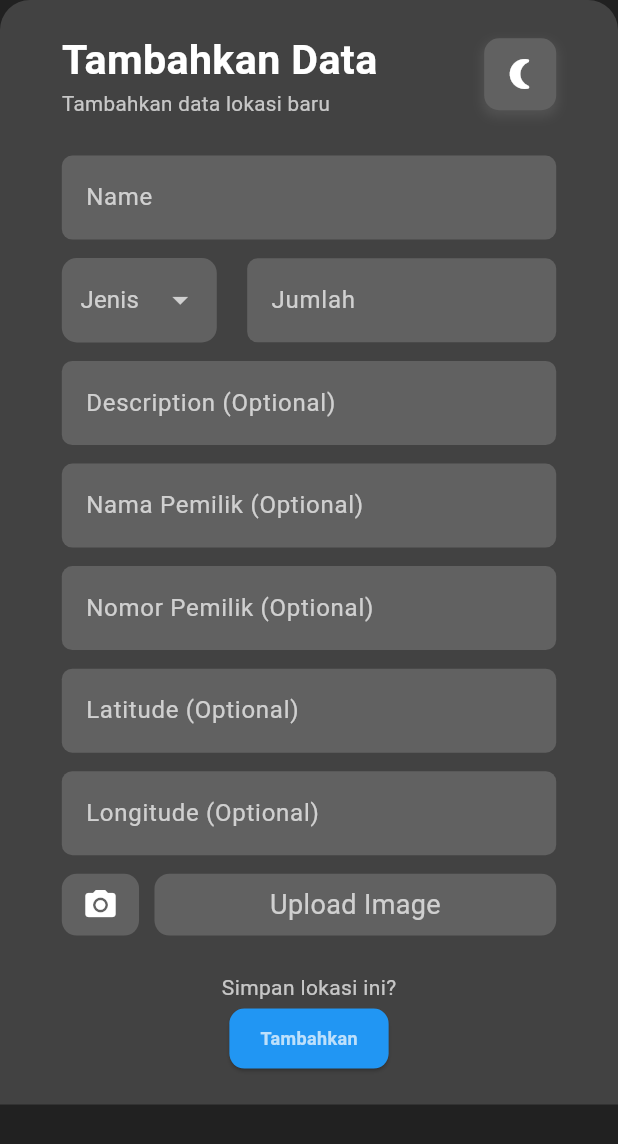
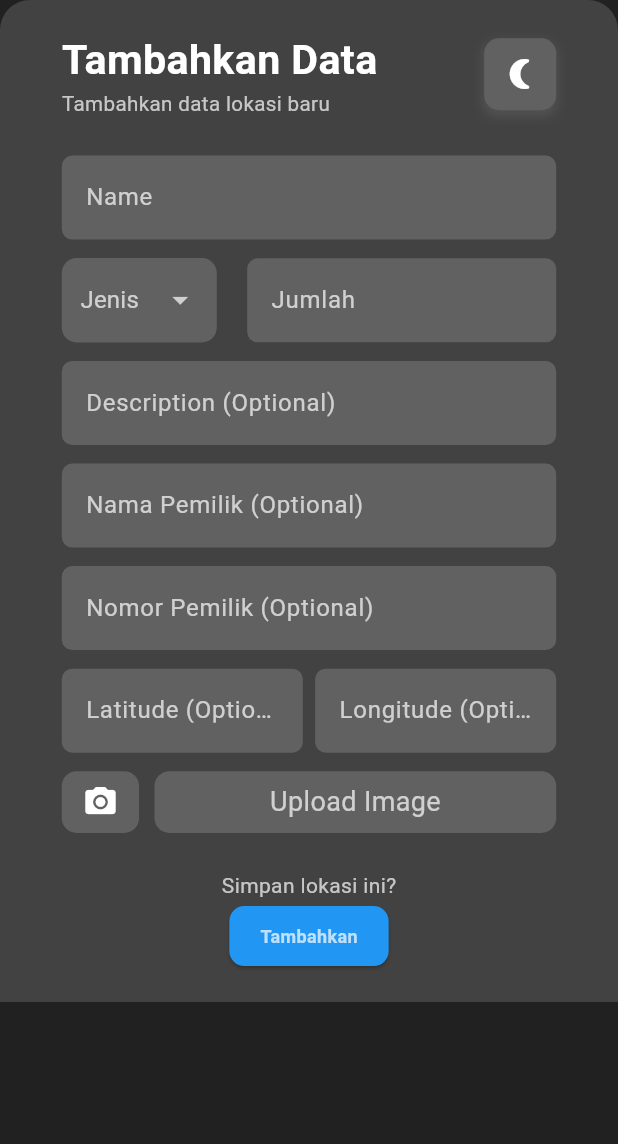
Before and after one commit to izasoerya/agrihub, a Flutter app: the ModalBottomSheet widget shown alone on an empty page, opened directly, on a phone screen of 412 x 824 dp. Shown: the top 1144 px of the screen. Run offline on Flutter 3.47's test engine with Material 3 defaults, Android fonts, the phone set to English and light mode, and no system bars; our stand-ins replace device_info_plus, file_picker, flutter_bloc, flutter_dotenv, flutter_screenutil, geolocator and 4 more; missing offline and left inert: excel; accounts and stored records are empty.

Commit message:
redesign modal bottom sheet

```diff
--- a/lib/app/presentation/widgets/organism/modal_bottom_sheet.dart
+++ b/lib/app/presentation/widgets/organism/modal_bottom_sheet.dart
@@ -171,20 +171,26 @@ class _ModalBottomSheetState extends State<ModalBottomSheet> {
           type: TextInputType.phone,
         ),
         SizedBox(height: 0.015.sh),
+        Row(
+          mainAxisAlignment: MainAxisAlignment.spaceBetween,
+          children: [
             AuthTextField(
               controller: _latitudeController,
               hintText: 'Latitude',
               label: 'Latitude',
               optional: true,
+              width: 0.39,
               type: TextInputType.phone,
             ),
-        SizedBox(height: 0.015.sh),
             AuthTextField(
               controller: _longitudeController,
               hintText: 'Longitude',
               label: 'Longitude',
               optional: true,
+              width: 0.39,
               type: TextInputType.phone,
+            ),
+          ],
         ),
       ],
     );
```
Lines whose indentation alone changed are shown as unchanged.
